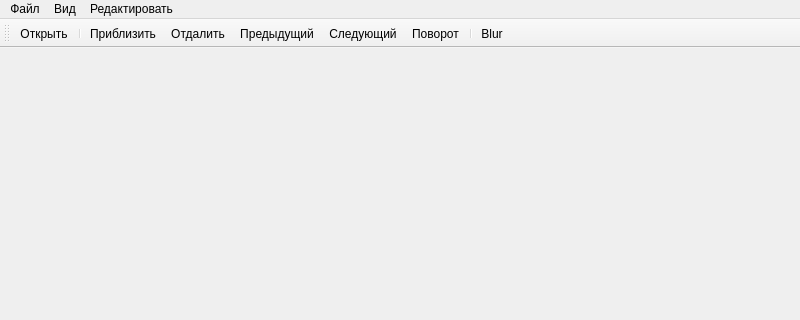
This is mainwindow.ui in abubaca4/pattern-recognition-lab-2 as Qt 5 draws it before an edit; both pictures show x 0 to 800 and y 0 to 320 of the 800 by 600 pixel window. The edited form follows.
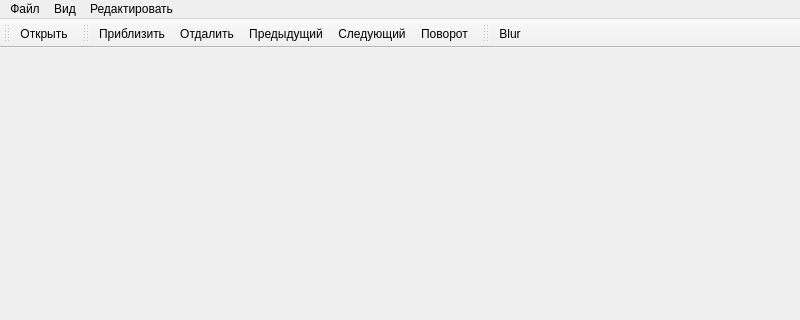
This is the edited form. Icons and pictures are not drawn.

Commit message: separate toll bars

Diff of the .ui file:
```diff
--- a/mainwindow.ui
+++ b/mainwindow.ui
@@ -63,13 +63,33 @@
     <bool>false</bool>
    </attribute>
    <addaction name="open"/>
-   <addaction name="separator"/>
+  </widget>
+  <widget class="QToolBar" name="toolBar_2">
+   <property name="windowTitle">
+    <string>toolBar_2</string>
+   </property>
+   <attribute name="toolBarArea">
+    <enum>TopToolBarArea</enum>
+   </attribute>
+   <attribute name="toolBarBreak">
+    <bool>false</bool>
+   </attribute>
    <addaction name="zome_in"/>
    <addaction name="zome_out"/>
    <addaction name="prev"/>
    <addaction name="next"/>
    <addaction name="rotate"/>
-   <addaction name="separator"/>
+  </widget>
+  <widget class="QToolBar" name="toolBar_3">
+   <property name="windowTitle">
+    <string>toolBar_3</string>
+   </property>
+   <attribute name="toolBarArea">
+    <enum>TopToolBarArea</enum>
+   </attribute>
+   <attribute name="toolBarBreak">
+    <bool>false</bool>
+   </attribute>
    <addaction name="actionBlur"/>
   </widget>
   <action name="open">
```
The commit also changes 1 other file.
